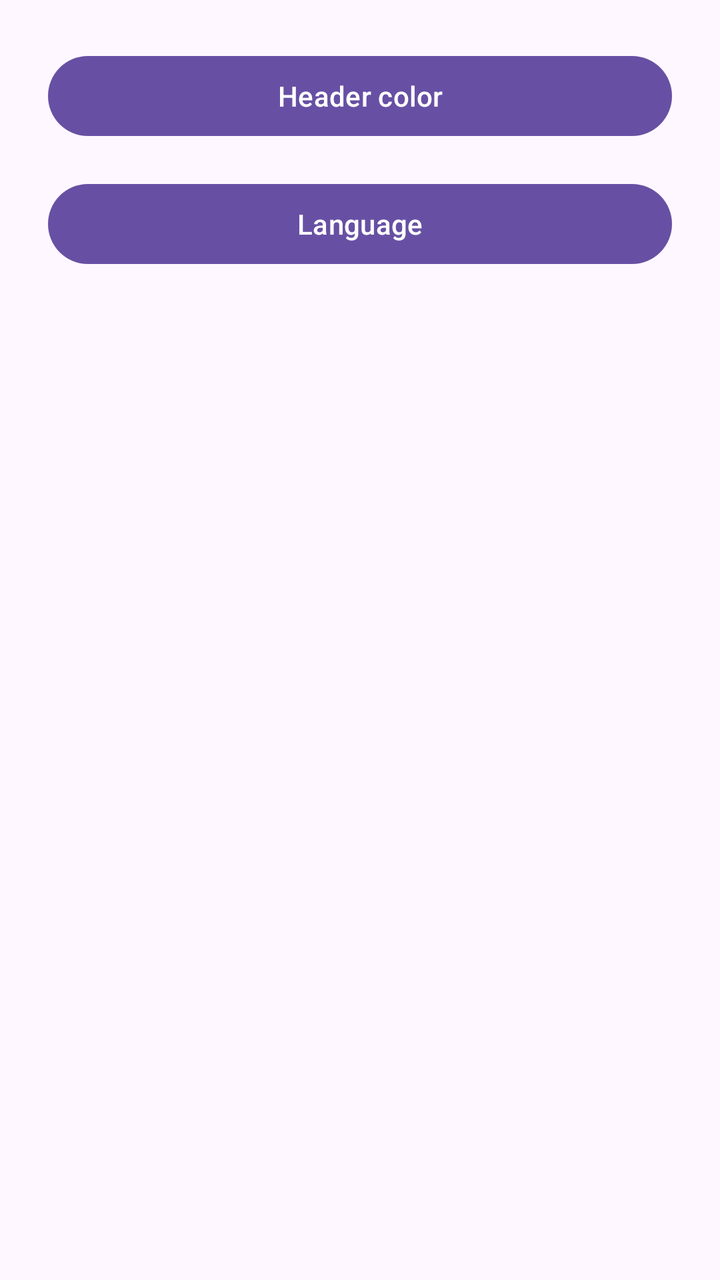
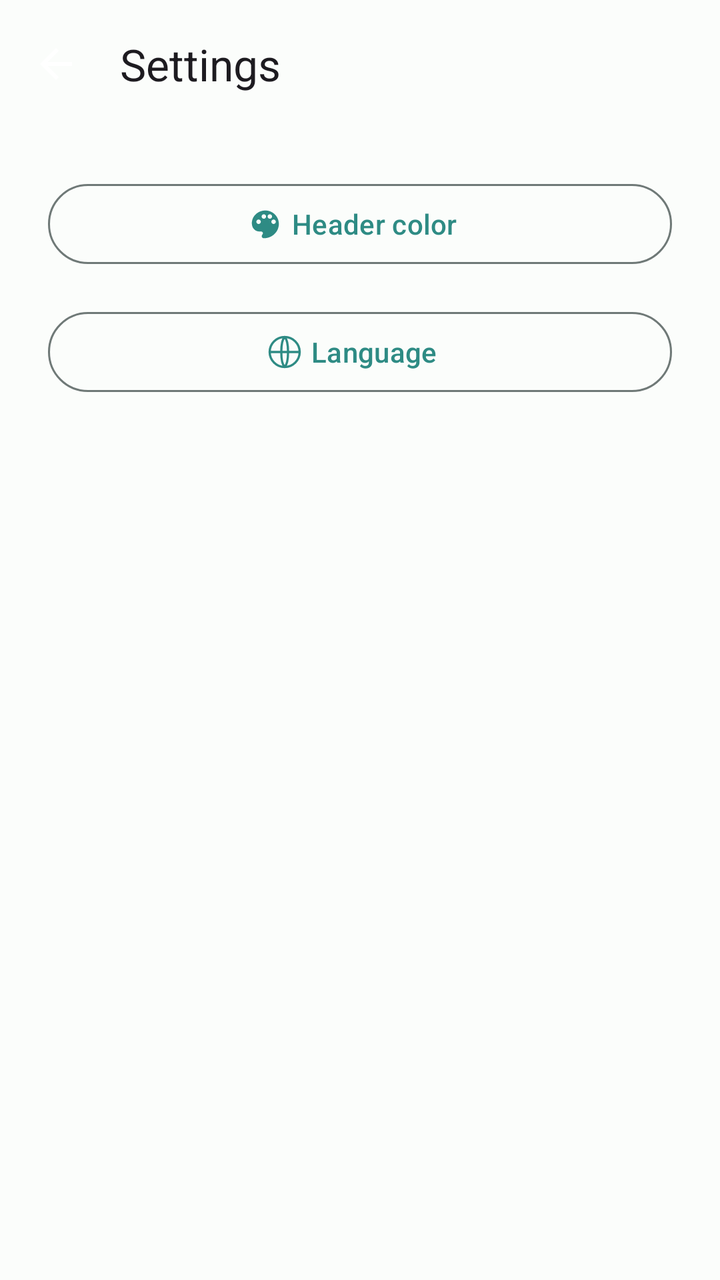

Before-and-after screenshots of an Android layout around one commit, followed by the original layout XML and the change that was made.
<!-- AndroidManifest.xml: application theme Theme.Ft_hangouts -->
<!-- res/layout/activity_settings.xml -->
<?xml version="1.0" encoding="utf-8"?>
<ScrollView xmlns:android="http://schemas.android.com/apk/res/android"
    android:layout_width="match_parent"
    android:layout_height="match_parent"
    android:fillViewport="true">

    <LinearLayout
        android:layout_width="match_parent"
        android:layout_height="wrap_content"
        android:orientation="vertical"
        android:padding="24dp" >

        <Button
            android:id="@+id/buttonHeaderColor"
            android:layout_width="match_parent"
            android:layout_height="wrap_content"
            android:text="@string/header_color" />

        <Button
            android:id="@+id/buttonLanguage"
            android:layout_width="match_parent"
            android:layout_height="wrap_content"
            android:layout_marginTop="16dp"
            android:text="@string/language" />
    </LinearLayout>
</ScrollView>
<!-- resources referenced by this layout -->
<resources>
  <style name="Base.Theme.Ft_hangouts" parent="Theme.Material3.DayNight.NoActionBar">
          
          
      </style>
  <!-- unchanged entries left out for length: 3 -->
</resources>

<!-- the commit's change to res/layout/activity_settings.xml (unified diff, before → after) -->
@@ -1,26 +1,48 @@
 <?xml version="1.0" encoding="utf-8"?>
-<ScrollView xmlns:android="http://schemas.android.com/apk/res/android"
+<LinearLayout xmlns:android="http://schemas.android.com/apk/res/android"
+    xmlns:app="http://schemas.android.com/apk/res-auto"
+    android:orientation="vertical"
     android:layout_width="match_parent"
     android:layout_height="match_parent"
-    android:fillViewport="true">
+    android:background="?attr/colorSurface">
 
-    <LinearLayout
+    <com.google.android.material.appbar.MaterialToolbar
+        android:id="@+id/toolbar"
         android:layout_width="match_parent"
-        android:layout_height="wrap_content"
-        android:orientation="vertical"
-        android:padding="24dp" >
+        android:layout_height="?attr/actionBarSize"
+        app:navigationIcon="@drawable/ic_arrow_back"
+        app:navigationContentDescription="@string/navigate_up"
+        app:title="@string/settings" />
 
-        <Button
-            android:id="@+id/buttonHeaderColor"
+    <ScrollView
+        android:layout_width="match_parent"
+        android:layout_height="match_parent"
+        android:fillViewport="true">
+
+        <LinearLayout
             android:layout_width="match_parent"
             android:layout_height="wrap_content"
-            android:text="@string/header_color" />
+            android:orientation="vertical"
+            android:padding="24dp" >
 
-        <Button
-            android:id="@+id/buttonLanguage"
-            android:layout_width="match_parent"
-            android:layout_height="wrap_content"
-            android:layout_marginTop="16dp"
-            android:text="@string/language" />
-    </LinearLayout>
-</ScrollView>
+            <com.google.android.material.button.MaterialButton
+                style="@style/Widget.Material3.Button.OutlinedButton.Icon"
+                android:id="@+id/buttonHeaderColor"
+                android:layout_width="match_parent"
+                android:layout_height="wrap_content"
+                app:icon="@drawable/ic_palette"
+                app:iconGravity="textStart"
+                android:text="@string/header_color" />
+
+            <com.google.android.material.button.MaterialButton
+                style="@style/Widget.Material3.Button.OutlinedButton.Icon"
+                android:id="@+id/buttonLanguage"
+                android:layout_width="match_parent"
+                android:layout_height="wrap_content"
+                android:layout_marginTop="16dp"
+                app:icon="@drawable/ic_language"
+                app:iconGravity="textStart"
+                android:text="@string/language" />
+        </LinearLayout>
+    </ScrollView>
+</LinearLayout>
<!-- resource entries referenced after the edit -->
@@ -1,9 +1,97 @@
 <!-- resources referenced by this layout -->
 <resources>
+  <!-- drawable ic_arrow_back (drawable) -->
+  <vector xmlns:android="http://schemas.android.com/apk/res/android"
+      android:width="24dp"
+      android:height="24dp"
+      android:viewportWidth="24"
+      android:viewportHeight="24"
+      android:tint="?attr/colorOnPrimary">
+      <path
+          android:fillColor="@android:color/white"
+          android:pathData="M20,11 L7.8,11 L13.4,5.4 L12,4 L4,12 L12,20 L13.4,18.6 L7.8,13 L20,13 Z" />
+  </vector>
+  <!-- drawable ic_language (drawable) -->
+  <vector xmlns:android="http://schemas.android.com/apk/res/android"
+      android:width="24dp"
+      android:height="24dp"
+      android:viewportWidth="24"
+      android:viewportHeight="24"
+      android:tint="?attr/colorOnSurfaceVariant">
+      <path
+          android:strokeColor="@android:color/white"
+          android:strokeWidth="1.5"
+          android:fillColor="#00000000"
+          android:pathData="M12,2 C6.48,2 2,6.48 2,12 C2,17.52 6.48,22 12,22 C17.52,22 22,17.52 22,12 C22,6.48 17.52,2 12,2 Z" />
+      <path
+          android:strokeColor="@android:color/white"
+          android:strokeWidth="1.5"
+          android:fillColor="#00000000"
+          android:pathData="M2,12 L22,12" />
+      <path
+          android:strokeColor="@android:color/white"
+          android:strokeWidth="1.5"
+          android:fillColor="#00000000"
+          android:pathData="M12,2 C9,5 9,19 12,22" />
+      <path
+          android:strokeColor="@android:color/white"
+          android:strokeWidth="1.5"
+          android:fillColor="#00000000"
+          android:pathData="M12,2 C15,5 15,19 12,22" />
+  </vector>
+  <!-- drawable ic_palette (drawable) -->
+  <vector xmlns:android="http://schemas.android.com/apk/res/android"
+      android:width="24dp"
+      android:height="24dp"
+      android:viewportWidth="24"
+      android:viewportHeight="24"
+      android:tint="?attr/colorOnSurfaceVariant">
+      <path
+          android:fillColor="@android:color/white"
+          android:pathData="M12,3 C7,3 3,6.8 3,11.5 C3,15 5.5,17 8,17 L9.2,17 C9.9,17 10.4,17.6 10.4,18.2 C10.4,18.5 10.3,18.7 10.1,18.9 C9.8,19.3 9.6,19.7 9.6,20.2 C9.6,20.9 10.2,21.5 11,21.5 C16.5,21.5 21,17.2 21,12 C21,7 17,3 12,3 Z M7.5,12 C6.7,12 6,11.3 6,10.5 C6,9.7 6.7,9 7.5,9 C8.3,9 9,9.7 9,10.5 C9,11.3 8.3,12 7.5,12 Z M11,8.5 C10.2,8.5 9.5,7.8 9.5,7 C9.5,6.2 10.2,5.5 11,5.5 C11.8,5.5 12.5,6.2 12.5,7 C12.5,7.8 11.8,8.5 11,8.5 Z M15,8.5 C14.2,8.5 13.5,7.8 13.5,7 C13.5,6.2 14.2,5.5 15,5.5 C15.8,5.5 16.5,6.2 16.5,7 C16.5,7.8 15.8,8.5 15,8.5 Z M17.5,12 C16.7,12 16,11.3 16,10.5 C16,9.7 16.7,9 17.5,9 C18.3,9 19,9.7 19,10.5 C19,11.3 18.3,12 17.5,12 Z" />
+  </vector>
+  <string name="navigate_up">Navigate up</string>
+  <string name="settings">Settings</string>
   <style name="Base.Theme.Ft_hangouts" parent="Theme.Material3.DayNight.NoActionBar">
-          
-          
+          <item name="colorPrimary">@color/md_light_primary</item>
+          <item name="colorOnPrimary">@color/md_light_on_primary</item>
+          <item name="colorPrimaryContainer">@color/md_light_primary_container</item>
+          <item name="colorOnPrimaryContainer">@color/md_light_on_primary_container</item>
+          <item name="colorSecondary">@color/md_light_secondary</item>
+          <item name="colorOnSecondary">@color/md_light_on_secondary</item>
+          <item name="colorSecondaryContainer">@color/md_light_secondary_container</item>
+          <item name="colorOnSecondaryContainer">@color/md_light_on_secondary_container</item>
+          <item name="colorSurface">@color/md_light_surface</item>
+          <item name="colorOnSurface">@color/md_light_on_surface</item>
+          <item name="colorSurfaceVariant">@color/md_light_surface_variant</item>
+          <item name="colorOnSurfaceVariant">@color/md_light_on_surface_variant</item>
+          <item name="android:colorBackground">@color/md_light_background</item>
+          <item name="colorOnBackground">@color/md_light_on_background</item>
+          <item name="colorOutline">@color/md_light_outline</item>
+          <item name="colorError">@color/md_light_error</item>
+          <item name="colorOnError">@color/md_light_on_error</item>
+          <item name="colorErrorContainer">@color/md_light_error_container</item>
+          <item name="colorOnErrorContainer">@color/md_light_on_error_container</item>
       </style>
+  <color name="md_light_primary">#2E8B84</color>
+  <color name="md_light_on_primary">#FFFFFF</color>
+  <color name="md_light_primary_container">#B6ECE4</color>
+  <color name="md_light_on_primary_container">#00201D</color>
+  <color name="md_light_secondary">#4A635F</color>
+  <color name="md_light_on_secondary">#FFFFFF</color>
+  <color name="md_light_secondary_container">#CCE8E3</color>
+  <color name="md_light_on_secondary_container">#05201C</color>
+  <color name="md_light_surface">#FBFDFB</color>
+  <color name="md_light_on_surface">#191C1C</color>
+  <color name="md_light_surface_variant">#DAE5E2</color>
+  <color name="md_light_on_surface_variant">#3F4947</color>
+  <color name="md_light_background">#FBFDFB</color>
+  <color name="md_light_on_background">#191C1C</color>
+  <color name="md_light_outline">#6F7977</color>
+  <color name="md_light_error">#BA1A1A</color>
+  <color name="md_light_on_error">#FFFFFF</color>
+  <color name="md_light_error_container">#FFDAD6</color>
+  <color name="md_light_on_error_container">#410002</color>
   <!-- unchanged entries left out for length: 3 -->
 </resources>
 
